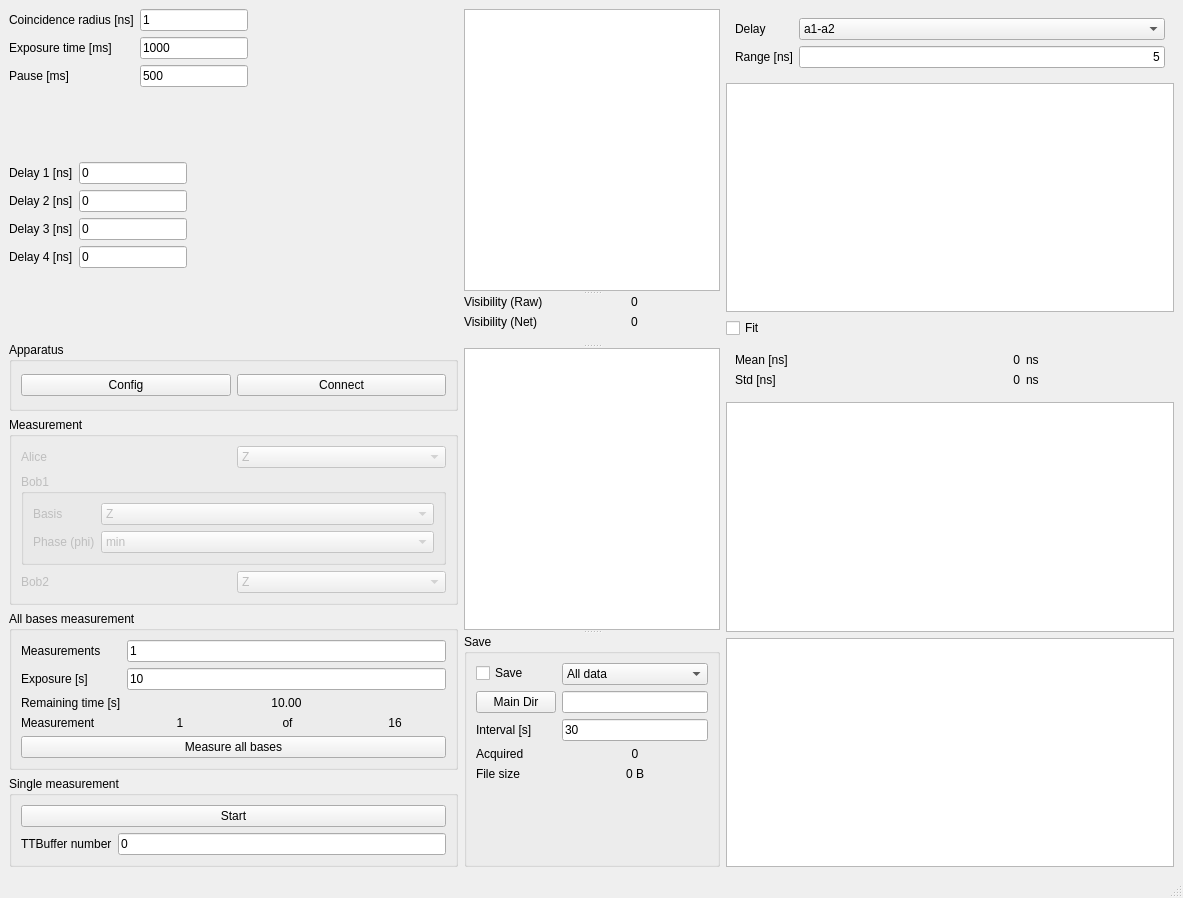
Qt form pol/pol.ui (qLuxor/pylabtools) before a commit.
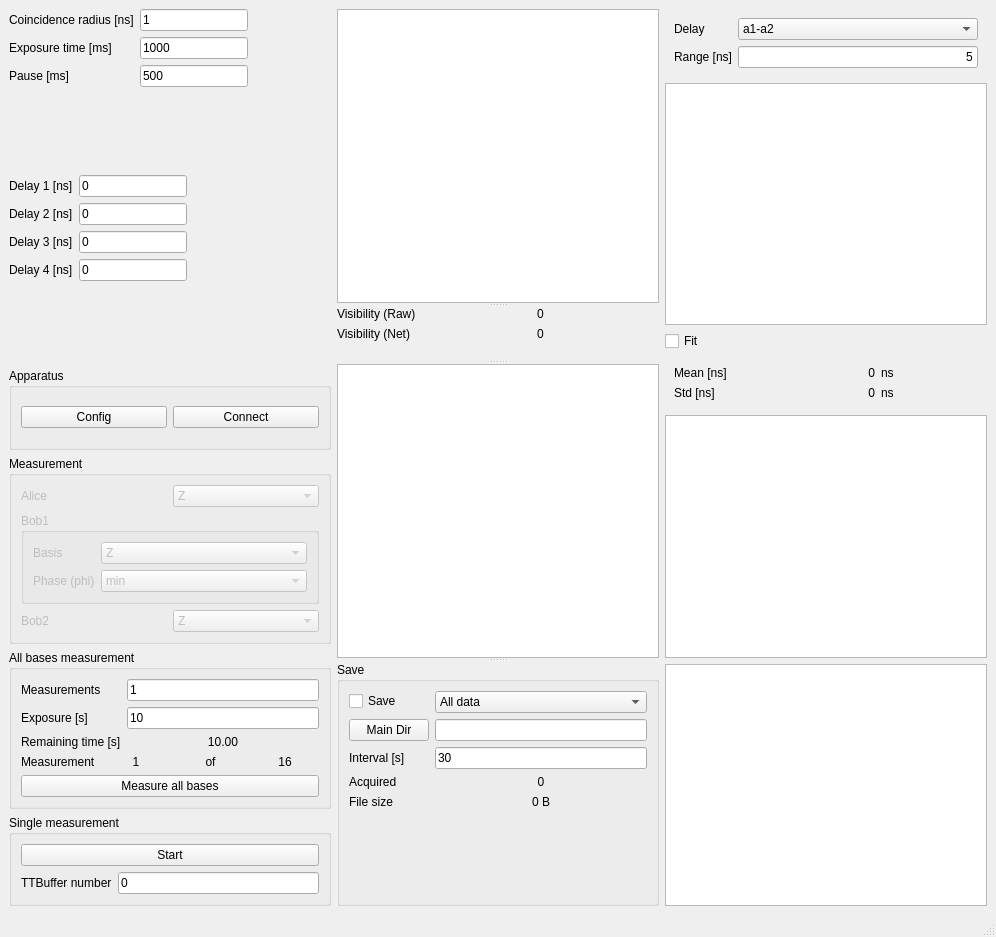
The same form after that commit. Custom widgets are drawn as their Qt base class.

Commit message: Adjust GUI format

Patch:
```diff
--- a/pol/pol.ui
+++ b/pol/pol.ui
@@ -6,8 +6,8 @@
    <rect>
     <x>0</x>
     <y>0</y>
-    <width>1183</width>
-    <height>898</height>
+    <width>996</width>
+    <height>937</height>
    </rect>
   </property>
   <property name="windowTitle">
@@ -530,11 +530,17 @@
     </item>
     <item>
      <widget class="QSplitter" name="splitter">
+      <property name="sizePolicy">
+       <sizepolicy hsizetype="Expanding" vsizetype="Expanding">
+        <horstretch>0</horstretch>
+        <verstretch>0</verstretch>
+       </sizepolicy>
+      </property>
       <property name="orientation">
        <enum>Qt::Vertical</enum>
       </property>
       <widget class="PlotWidget" name="pltSingleVis"/>
-      <widget class="QWidget" name="">
+      <widget class="QWidget" name="layoutWidget">
        <layout class="QFormLayout" name="formLayout_5">
         <item row="0" column="0">
          <widget class="QLabel" name="lblRate_2">
```
Left out of the diff: 2 changed lines with no effect on the pictures.
